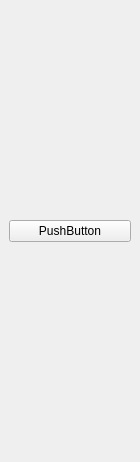
This is src/QGBDrawer/DrawerToolDockWidget.ui in atuleu/QGoldenBook as Qt 5 draws it before an edit. The edited form follows.
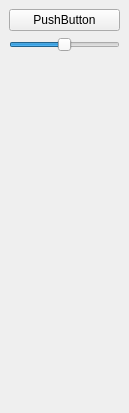
This is the edited form. Custom widgets are drawn as their Qt base class.

The edit to the form file:
```diff
--- a/src/QGBDrawer/DrawerToolDockWidget.ui
+++ b/src/QGBDrawer/DrawerToolDockWidget.ui
@@ -6,22 +6,51 @@
    <rect>
     <x>0</x>
     <y>0</y>
-    <width>140</width>
-    <height>462</height>
+    <width>129</width>
+    <height>413</height>
    </rect>
   </property>
   <property name="windowTitle">
    <string>DockWidget</string>
   </property>
   <widget class="QWidget" name="dockWidgetContents">
-   <layout class="QVBoxLayout" name="verticalLayout">
-    <item>
+   <layout class="QGridLayout" name="gridLayout">
+    <item row="0" column="0">
      <widget class="QtColorPicker" name="colorPicker">
       <property name="text">
        <string>PushButton</string>
       </property>
      </widget>
     </item>
+    <item row="3" column="0">
+     <spacer name="verticalSpacer">
+      <property name="orientation">
+       <enum>Qt::Vertical</enum>
+      </property>
+      <property name="sizeHint" stdset="0">
+       <size>
+        <width>20</width>
+        <height>40</height>
+       </size>
+      </property>
+     </spacer>
+    </item>
+    <item row="1" column="0">
+     <widget class="QSlider" name="sizeSlider">
+      <property name="minimum">
+       <number>5</number>
+      </property>
+      <property name="maximum">
+       <number>1000</number>
+      </property>
+      <property name="value">
+       <number>500</number>
+      </property>
+      <property name="orientation">
+       <enum>Qt::Horizontal</enum>
+      </property>
+     </widget>
+    </item>
    </layout>
   </widget>
  </widget>
```
Left out of the diff: 3 changed lines with no effect on the pictures.
